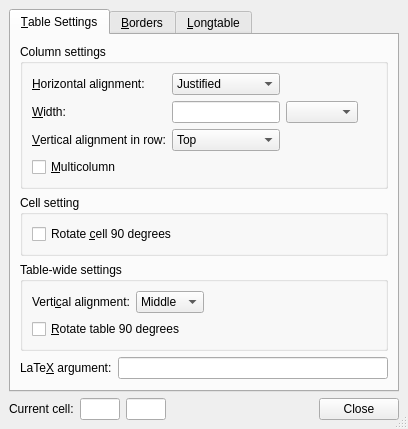
First picture: the form in src/frontends/qt4/ui/TabularUi.ui, repository cburschka/lyx, before the edit.
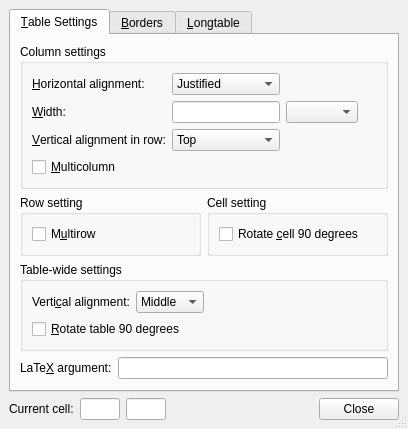
Second picture: the form after the edit. Custom widgets are drawn as their Qt base class.

Commit message:
support for multirows in tables: - fileformat change (lyx2lyx code follows the next days) - the patch is a joint work of Edwin and me
The patch is huge but the major parts work already. I put it in now as the minor known issues can be solved step by step the next days. I think this is the best solution because collaborating with such large patches already lead to copy/paste bugs.

The known issues are listed here:
http://wiki.lyx.org/Devel/Multirow

Diff of the .ui file:
```diff
--- a/src/frontends/qt4/ui/TabularUi.ui
+++ b/src/frontends/qt4/ui/TabularUi.ui
@@ -130,8 +130,8 @@
       <attribute name="title">
        <string>&amp;Table Settings</string>
       </attribute>
-      <layout class="QGridLayout" name="gridLayout_6">
-       <item row="0" column="0">
+      <layout class="QGridLayout" name="gridLayout">
+       <item row="0" column="0" colspan="2">
         <widget class="QGroupBox" name="GroupBox12">
          <property name="title">
           <string>Column settings</string>
@@ -283,7 +283,7 @@
           <item row="3" column="0">
            <widget class="QCheckBox" name="multicolumnCB">
             <property name="toolTip">
-             <string>Merge cells</string>
+             <string>Merge cells of different columns</string>
             </property>
             <property name="text">
              <string>&amp;Multicolumn</string>
@@ -296,10 +296,29 @@
        <item row="1" column="0">
         <widget class="QGroupBox" name="groupBox">
          <property name="title">
-          <string>Cell setting</string>
+          <string>Row setting</string>
          </property>
          <layout class="QGridLayout" name="gridLayout_3">
           <item row="0" column="0">
+           <widget class="QCheckBox" name="multirowCB">
+            <property name="toolTip">
+             <string>Merge cells of different rows</string>
+            </property>
+            <property name="text">
+             <string>M&amp;ultirow</string>
+            </property>
+           </widget>
+          </item>
+         </layout>
+        </widget>
+       </item>
+       <item row="1" column="1">
+        <widget class="QGroupBox" name="groupBox_2">
+         <property name="title">
+          <string>Cell setting</string>
+         </property>
+         <layout class="QGridLayout" name="gridLayout_6">
+          <item row="0" column="0">
            <widget class="QCheckBox" name="rotateCellCB">
             <property name="toolTip">
              <string>Rotate this cell by 90 degrees</string>
@@ -312,7 +331,7 @@
          </layout>
         </widget>
        </item>
-       <item row="2" column="0">
+       <item row="2" column="0" colspan="2">
         <widget class="QGroupBox" name="tabAlignmentGB">
          <property name="enabled">
           <bool>true</bool>
@@ -388,7 +407,7 @@
          </layout>
         </widget>
        </item>
-       <item row="3" column="0">
+       <item row="3" column="0" colspan="2">
         <layout class="QHBoxLayout" name="horizontalLayout">
          <item>
           <widget class="QLabel" name="specialAlignmentLA">
@@ -409,15 +428,15 @@
          </item>
         </layout>
        </item>
-       <item row="4" column="0">
+       <item row="4" column="1">
         <spacer name="verticalSpacer_2">
          <property name="orientation">
           <enum>Qt::Vertical</enum>
          </property>
          <property name="sizeHint" stdset="0">
           <size>
-           <width>20</width>
-           <height>68</height>
+           <width>17</width>
+           <height>0</height>
           </size>
          </property>
         </spacer>
```
Left out of the diff: 1 changed line with no effect on the pictures. The commit also changes 14 other files.
